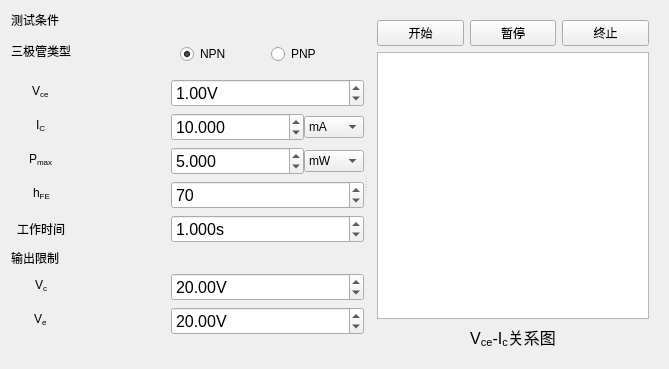
Above: src/test.ui from Joker2387089590/MIL-STD-750 before the change. Below: the same form after it.
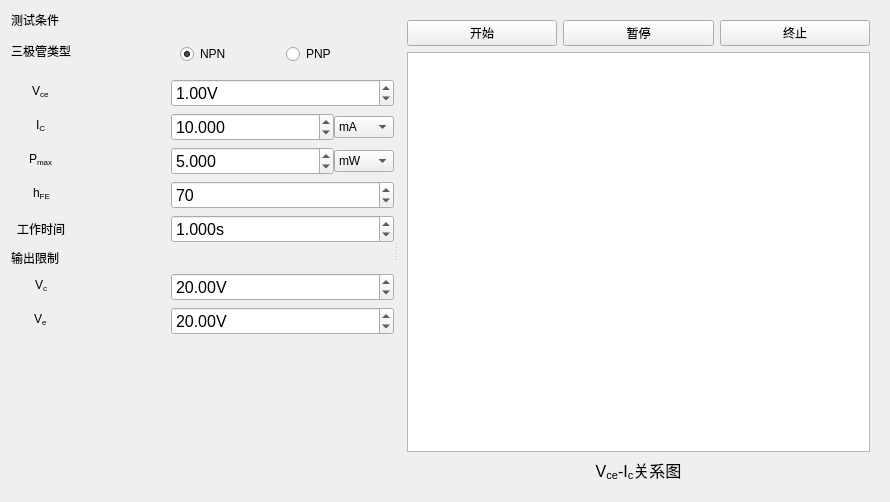
That is the form after the change. Custom widgets are drawn as their Qt base class.

Commit message: fix test ui, impl stage2

What changed in the file:
```diff
--- a/src/test.ui
+++ b/src/test.ui
@@ -6,8 +6,8 @@
    <rect>
     <x>0</x>
     <y>0</y>
-    <width>669</width>
-    <height>369</height>
+    <width>890</width>
+    <height>491</height>
    </rect>
   </property>
   <layout class="QGridLayout" name="gridLayout">
@@ -387,7 +387,14 @@
         </widget>
        </item>
        <item>
-        <widget class="QChartView" name="chartView"/>
+        <widget class="QChartView" name="chartView">
+         <property name="minimumSize">
+          <size>
+           <width>400</width>
+           <height>400</height>
+          </size>
+         </property>
+        </widget>
        </item>
        <item>
         <widget class="QLabel" name="label">
```
Left out of the diff: 3 changed lines with no effect on the pictures. The commit also changes 5 other files.
